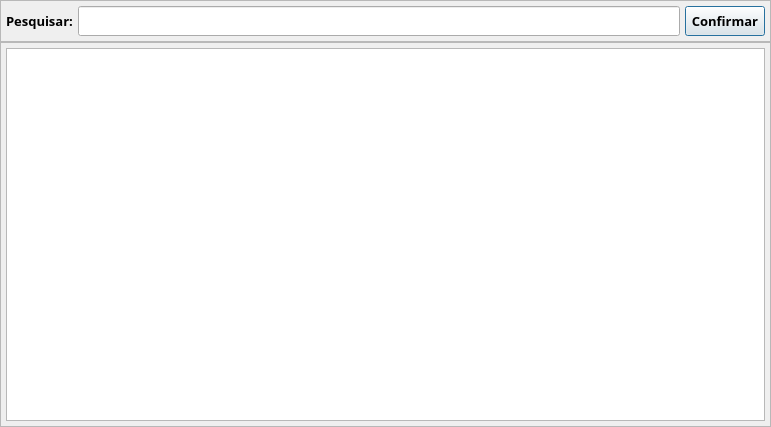
Above: app/views/ui/pesquisa_recargas.ui from RafaelOmega/Recargas_2.0 before the change. Below: the same form after it.
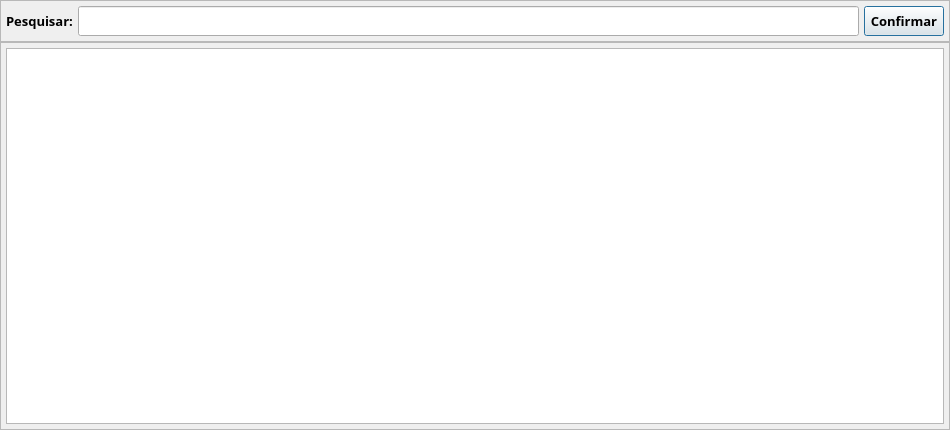
That is the form after the change.

Commit message: Ajuste na tela de pesquisa de recargas

```diff
--- a/app/views/ui/pesquisa_recargas.ui
+++ b/app/views/ui/pesquisa_recargas.ui
@@ -6,8 +6,8 @@
    <rect>
     <x>0</x>
     <y>0</y>
-    <width>771</width>
-    <height>427</height>
+    <width>950</width>
+    <height>430</height>
    </rect>
   </property>
   <property name="font">
```
The commit also changes 2 other files.
